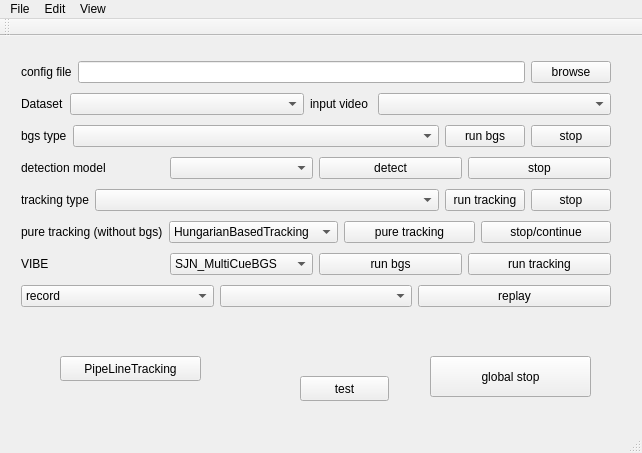
Above: objectTracking/motionBased/src/objectTracking/main/mainwindow.ui from yzbx/surveillance-video-system before the change. Below: the same form after it.
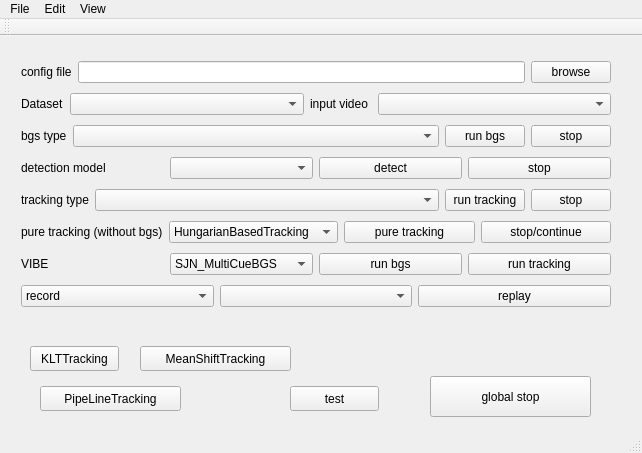
That is the form after the change.

```diff
--- a/objectTracking/motionBased/src/objectTracking/main/mainwindow.ui
+++ b/objectTracking/motionBased/src/objectTracking/main/mainwindow.ui
@@ -304,7 +304,7 @@
     <property name="geometry">
      <rect>
       <x>430</x>
-      <y>320</y>
+      <y>340</y>
       <width>161</width>
       <height>41</height>
      </rect>
@@ -316,8 +316,8 @@
    <widget class="QPushButton" name="pushButton_test">
     <property name="geometry">
      <rect>
-      <x>300</x>
-      <y>340</y>
+      <x>290</x>
+      <y>350</y>
       <width>89</width>
       <height>25</height>
      </rect>
@@ -329,8 +329,8 @@
    <widget class="QPushButton" name="pushButton_pipeLineTracking">
     <property name="geometry">
      <rect>
-      <x>60</x>
-      <y>320</y>
+      <x>40</x>
+      <y>350</y>
       <width>141</width>
       <height>25</height>
      </rect>
@@ -339,6 +339,32 @@
      <string>PipeLineTracking</string>
     </property>
    </widget>
+   <widget class="QPushButton" name="pushButton_KLTTracking">
+    <property name="geometry">
+     <rect>
+      <x>30</x>
+      <y>310</y>
+      <width>89</width>
+      <height>25</height>
+     </rect>
+    </property>
+    <property name="text">
+     <string>KLTTracking</string>
+    </property>
+   </widget>
+   <widget class="QPushButton" name="pushButton_MeanShiftTracking">
+    <property name="geometry">
+     <rect>
+      <x>140</x>
+      <y>310</y>
+      <width>151</width>
+      <height>25</height>
+     </rect>
+    </property>
+    <property name="text">
+     <string>MeanShiftTracking</string>
+    </property>
+   </widget>
   </widget>
   <widget class="QMenuBar" name="menuBar">
    <property name="geometry">
```
